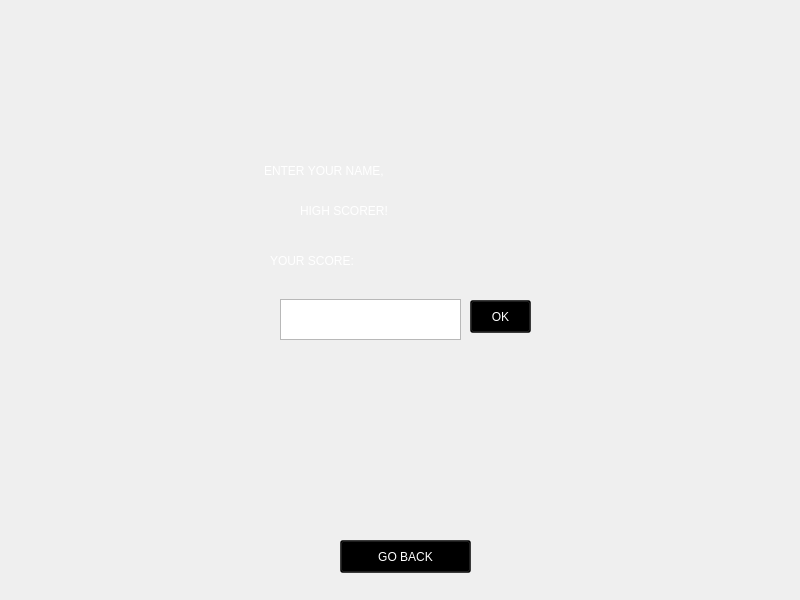
angelortizv/pacman, file src/gameover.ui: the form before one commit.
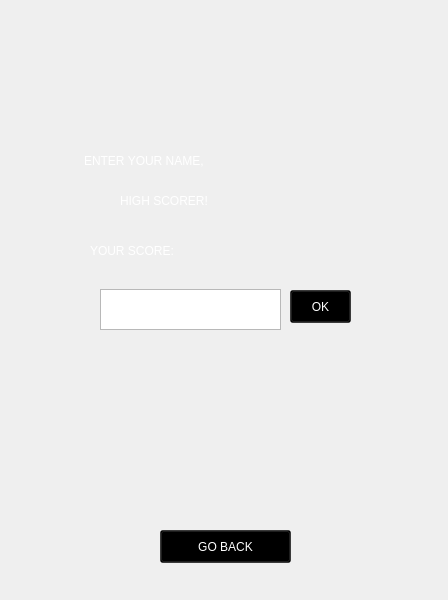
The form after the commit. Icons and pictures are not drawn.

Commit message: [UPDATE] Windows resized

Diff of the .ui file:
```diff
--- a/src/gameover.ui
+++ b/src/gameover.ui
@@ -6,7 +6,7 @@
    <rect>
     <x>0</x>
     <y>0</y>
-    <width>800</width>
+    <width>448</width>
     <height>600</height>
    </rect>
   </property>
@@ -22,7 +22,7 @@
     <rect>
      <x>0</x>
      <y>0</y>
-     <width>800</width>
+     <width>448</width>
      <height>600</height>
     </rect>
    </property>
@@ -36,8 +36,8 @@
   <widget class="QLabel" name="logo_label">
    <property name="geometry">
     <rect>
-     <x>230</x>
-     <y>20</y>
+     <x>60</x>
+     <y>10</y>
      <width>331</width>
      <height>121</height>
     </rect>
@@ -52,8 +52,8 @@
   <widget class="QLabel" name="label_3">
    <property name="geometry">
     <rect>
-     <x>264</x>
-     <y>140</y>
+     <x>84</x>
+     <y>130</y>
      <width>271</width>
      <height>61</height>
     </rect>
@@ -68,8 +68,8 @@
   <widget class="QLabel" name="label_4">
    <property name="geometry">
     <rect>
-     <x>300</x>
-     <y>180</y>
+     <x>120</x>
+     <y>170</y>
      <width>201</width>
      <height>61</height>
     </rect>
@@ -84,8 +84,8 @@
   <widget class="QTextEdit" name="textEdit">
    <property name="geometry">
     <rect>
-     <x>280</x>
-     <y>299</y>
+     <x>100</x>
+     <y>289</y>
      <width>181</width>
      <height>41</height>
     </rect>
@@ -94,8 +94,8 @@
   <widget class="QPushButton" name="ok_button">
    <property name="geometry">
     <rect>
-     <x>470</x>
-     <y>300</y>
+     <x>290</x>
+     <y>290</y>
      <width>61</width>
      <height>33</height>
     </rect>
@@ -111,8 +111,8 @@
   <widget class="QPushButton" name="goback_button">
    <property name="geometry">
     <rect>
-     <x>340</x>
-     <y>540</y>
+     <x>160</x>
+     <y>530</y>
      <width>131</width>
      <height>33</height>
     </rect>
@@ -128,8 +128,8 @@
   <widget class="QLabel" name="initial_gif_label">
    <property name="geometry">
     <rect>
-     <x>190</x>
-     <y>390</y>
+     <x>10</x>
+     <y>380</y>
      <width>411</width>
      <height>81</height>
     </rect>
@@ -141,8 +141,8 @@
   <widget class="QLabel" name="yourscore_label">
    <property name="geometry">
     <rect>
-     <x>270</x>
-     <y>230</y>
+     <x>90</x>
+     <y>220</y>
      <width>131</width>
      <height>61</height>
     </rect>
```
The commit also changes 2 other files.
